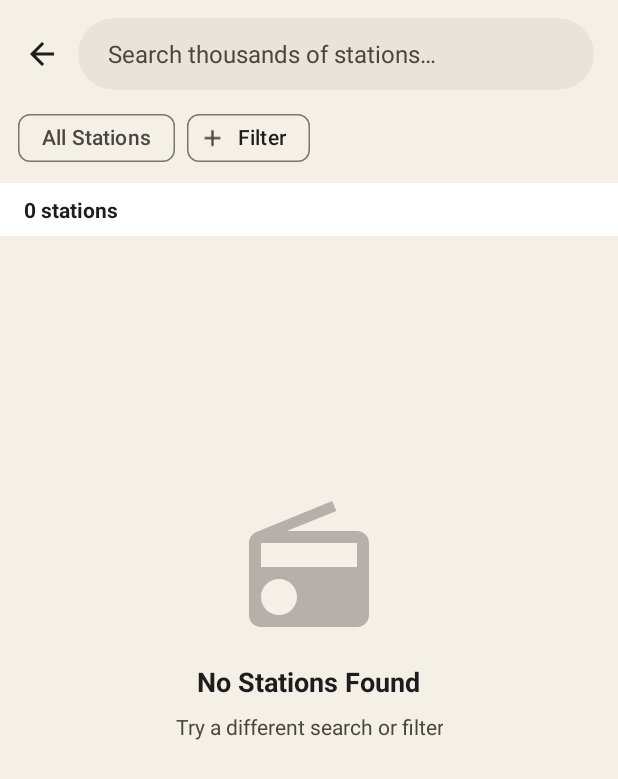
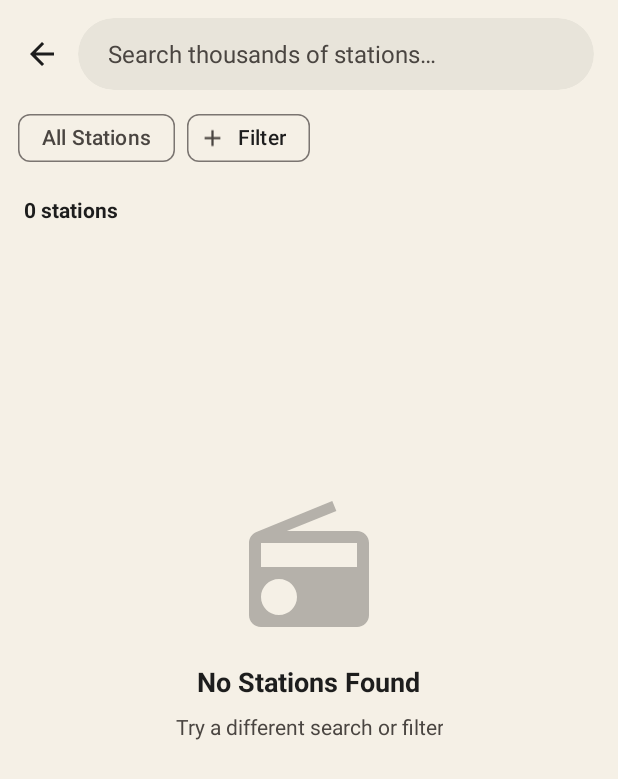
Before and after one commit to deutsia/deutsia-radio, an Android app: the fragment BrowseStationsFragment shown on its own in the app's theme, after a tap on "Search thousands of stations…", on a phone screen of 412 x 824 dp. Shown: the top 779 px of the screen. Run offline under Robolectric (Android 15) with nearby library versions, the phone set to English and light mode, and no system bars; our stand-ins replace Room's generated code, Shimmer; libraries missing offline, so code that uses them is left out: net.sqlcipher.database.

Commit message:
Remove background color from station count bar for cleaner UI
The station count bar was using colorSurfaceContainerLowest which created
a visually jarring different-colored stripe in both light and dark modes.
Removing the background allows it to blend seamlessly with the parent container.

```diff
--- a/app/src/main/res/layout/fragment_browse_stations.xml
+++ b/app/src/main/res/layout/fragment_browse_stations.xml
@@ -594,8 +594,7 @@
             android:gravity="center_vertical"
             android:orientation="horizontal"
             android:paddingHorizontal="16dp"
-            android:paddingVertical="8dp"
-            android:background="?attr/colorSurfaceContainerLowest">
+            android:paddingVertical="8dp">
 
             <TextView
                 android:id="@+id/resultsCount"
```
